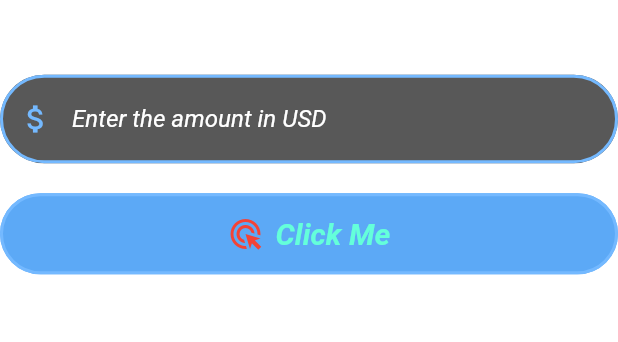
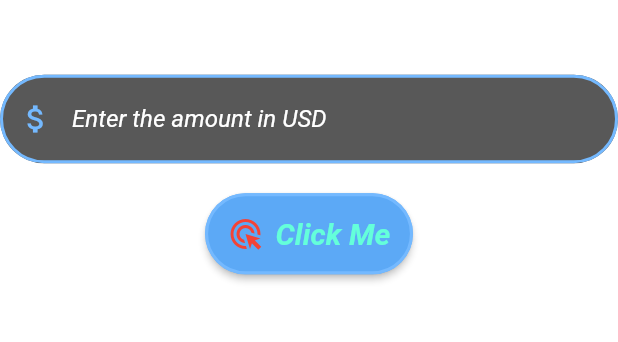
Before and after one commit to samrocks03/LearningFlutter, a Flutter app: the screen it shows after launch, on a phone screen of 412 x 824 dp, the part 535-877 px from its top. Run offline on Flutter 3.47's test engine with Material 2 defaults, Android fonts, the phone set to English and light mode, and no system bars.

Commit message:
Added elevated button rather than text Button,

```diff
--- a/currency_converter/lib/currency_converter_material_page.dart
+++ b/currency_converter/lib/currency_converter_material_page.dart
@@ -71,7 +71,7 @@ class CurrencyConverterMaterialPage extends StatelessWidget {
               // Appears to be text
 
             // ignore: deprecated_member_use
-            TextButton(
+            ElevatedButton(
               onHover: (value) {
                 if(kDebugMode){
                 print("I'm hovered");
@@ -82,10 +82,11 @@ class CurrencyConverterMaterialPage extends StatelessWidget {
                 // Playing with size
                 // If u keep minimumSize with height : double.minPositive -> it'll only take the size of the widget it's containing
                                           //   width : double.infinity -> it'll take the entire width from left -> right
-                minimumSize: MaterialStatePropertyAll(
-                    Size(double.infinity,
-                    double.minPositive),
-                  ),
+                //  if we go with maxSize : It'll cover up only those widget's space
+                // minimumSize: MaterialStatePropertyAll(
+                //     Size(double.infinity,
+                //     double.minPositive),
+                //   ),
                 backgroundColor: MaterialStateProperty.all<Color>(Color.fromARGB(255, 92, 169, 246)),
                 foregroundColor: MaterialStateProperty.all<Color>(Colors.tealAccent),
                 padding: MaterialStateProperty.all<EdgeInsets>(EdgeInsets.all(15)),
```
